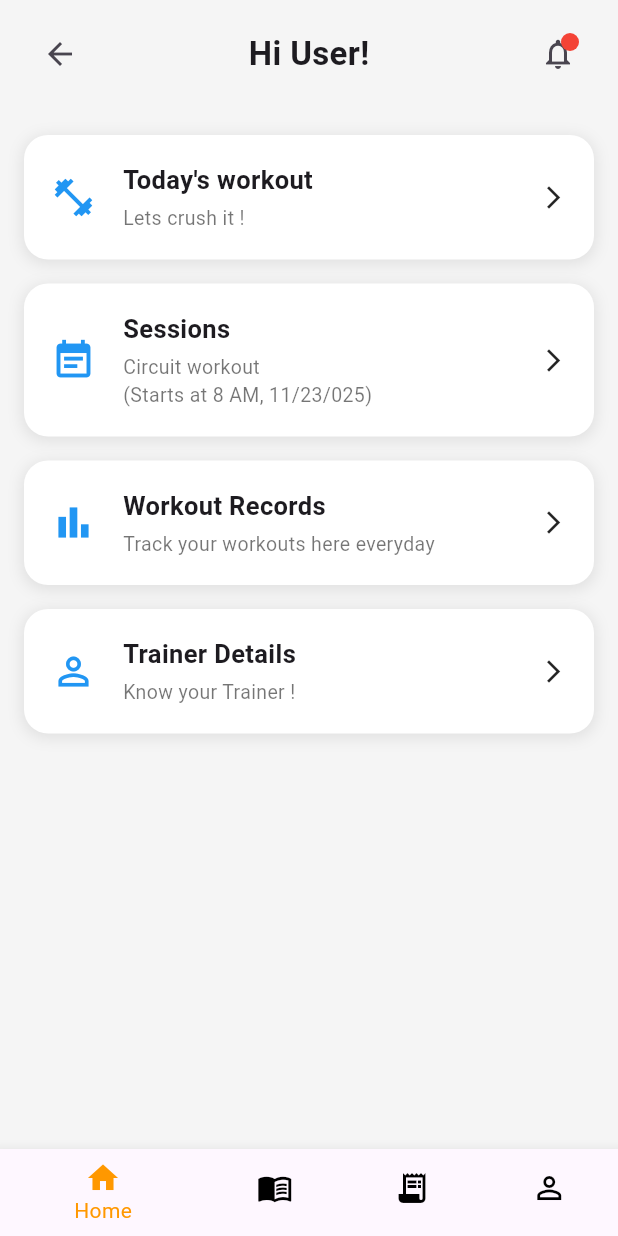
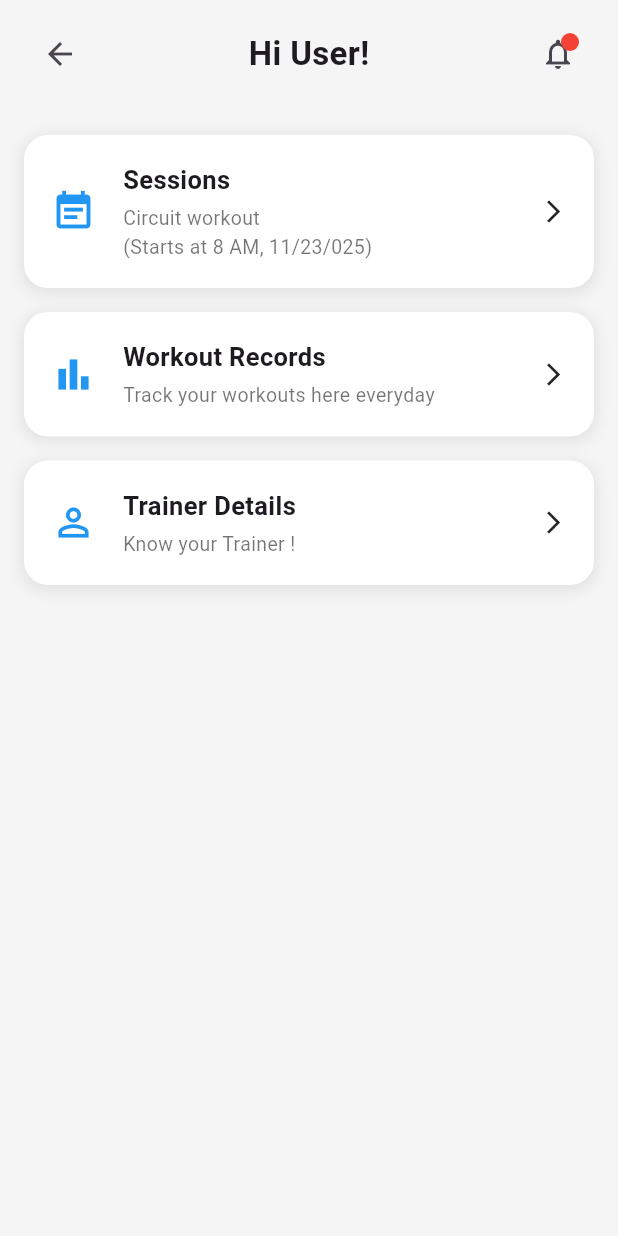
Before and after one commit to Pras-hant-karki/nutrisphere_flutter, a Flutter app: the DashboardScreen screen opened by its route, on a phone screen of 412 x 824 dp. Run offline on Flutter 3.47's test engine with Material 3 defaults, Android fonts, the phone set to English and light mode, and no system bars; our stand-ins replace flutter_svg.

Commit message:
Navigation setup for bottom icons

```diff
--- a/lib/screens/bottom_screens/fitness_guide_screen.dart
+++ b/lib/screens/bottom_screens/fitness_guide_screen.dart
@@ -6,7 +6,7 @@ class FitnessGuideScreen extends StatelessWidget {
   @override
   Widget build(BuildContext context) {
     return SizedBox.expand(
-      child: Center(child: Text("Fitness Guide Screen")),
+      child: Center(child: Text("Fitness guide Screen")),
     );
   }
 }
--- a/lib/screens/dashboard_screen.dart
+++ b/lib/screens/dashboard_screen.dart
@@ -1,8 +1,4 @@
 import 'package:flutter/material.dart';
-import 'package:nutrisphere_flutter/screens/bottom_screens/appointment_screen.dart';
-import 'package:nutrisphere_flutter/screens/bottom_screens/fitness_guide_screen.dart';
-import 'package:nutrisphere_flutter/screens/bottom_screens/home_screen.dart';
-import 'package:nutrisphere_flutter/screens/bottom_screens/profile_screen.dart';
 
 class DashboardScreen extends StatefulWidget {
   const DashboardScreen({super.key});
@@ -12,39 +8,28 @@ class DashboardScreen extends StatefulWidget {
 }
 
 class _DashboardScreenState extends State<DashboardScreen> {
-  int selectedIndex = 0;
-
-  final List<Widget> lstBottomScreen = [
-    const HomeScreen(),
-    const FitnessGuideScreen(),
-    const AppointmentScreen(),
-    const ProfileScreen(),
-  ];
 
   @override
   Widget build(BuildContext context) {
+    return _buildDashboardUI(context);
+  }
+
+  // dashboard UI
+  Widget _buildDashboardUI(BuildContext context) {
     return Scaffold(
       backgroundColor: const Color(0xFFF5F5F5),
-
-
-      // TOP APP BAR SECTION
-
       body: SafeArea(
         child: Column(
           children: [
-            // Top Row (Avatar + Text + Notification)
             Padding(
               padding: const EdgeInsets.symmetric(horizontal: 16, vertical: 12),
               child: Row(
                 mainAxisAlignment: MainAxisAlignment.spaceBetween,
                 children: [
-
-                  // Back arrow
-                IconButton(
-                  onPressed: () => Navigator.pushReplacementNamed(context, "/login"),
-                icon: const Icon(Icons.arrow_back),
-                ),
-
+                  IconButton(
+                    onPressed: () => Navigator.pushReplacementNamed(context, "/login"),
+                    icon: const Icon(Icons.arrow_back),
+                  ),
                   const Text(
                     "Hi User!",
                     style: TextStyle(
@@ -52,17 +37,12 @@ class _DashboardScreenState extends State<DashboardScreen> {
                       fontWeight: FontWeight.w600,
                     ),
                   ),
-
-                  // Notification Icon
                   Stack(
                     children: [
-                      // Notification Icon
                       IconButton(
                         onPressed: () {},
                         icon: const Icon(Icons.notifications_none),
                       ),
-
-                      // Small red dot
                       Positioned(
                         right: 10,
                         top: 10,
@@ -73,12 +53,6 @@ class _DashboardScreenState extends State<DashboardScreen> {
                             color: Colors.red,
                             shape: BoxShape.circle,
                           ),
-                          child: const Center(
-                            child: Text(
-                              "",
-                              style: TextStyle(fontSize: 8, color: Colors.white),
-                            ),
-                          ),
                         ),
                       ),
                     ],
@@ -87,21 +61,11 @@ class _DashboardScreenState extends State<DashboardScreen> {
               ),
             ),
 
-
-            // cards
-
             Expanded(
               child: SingleChildScrollView(
                 child: Column(
                   children: [
                     const SizedBox(height: 10),
-
-                    dashboardCard(
-                      title: "Today's workout",
-                      subtitle: "Lets crush it !",
-                      onTap: () {},
-                      icon: Icons.fitness_center,
-                    ),
 
                     dashboardCard(
                       title: "Sessions",
@@ -132,41 +96,8 @@ class _DashboardScreenState extends State<DashboardScreen> {
           ],
         ),
       ),
-
-
-      // bottom navigation bar
-
-      bottomNavigationBar: BottomNavigationBar(
-        currentIndex: selectedIndex,
-        onTap: (index) {
-          setState(() {
-            selectedIndex = index;
-          });
-        },
-        selectedItemColor: Colors.orange,
-        unselectedItemColor: Colors.black,
-        items: const [
-          BottomNavigationBarItem(
-            icon: Icon(Icons.home),
-            label: "Home",
-          ),
-          BottomNavigationBarItem(
-            icon: Icon(Icons.menu_book_outlined),
-            label: "Fitness guide",
-          ),
-          BottomNavigationBarItem(
-            icon: Icon(Icons.receipt_long),
-            label: "App/Req",
-          ),
-          BottomNavigationBarItem(
-            icon: Icon(Icons.person_outline),
-            label: "Profile",
-          ),
-        ],
-      ),
     );
   }
-
 
   Widget dashboardCard({
     required String title,
@@ -194,16 +125,13 @@ class _DashboardScreenState extends State<DashboardScreen> {
           ),
           child: Row(
             children: [
-              // left icon
               Icon(
                 icon,
                 size: 30,
                 color: Colors.blue,
               ),
-
               const SizedBox(width: 18),
 
-              // title + subtitle
               Expanded(
                 child: Column(
                   crossAxisAlignment: CrossAxisAlignment.start,
```
Also changed, not shown: lib/screens/bottom_navigation_screen.dart (added, +64 -0 lines), lib/theme/theme_data.dart (added, +93 -0 lines), pubspec.yaml (+23 -4 lines), assets/fonts/Montserrat-Bold.ttf (added), assets/fonts/Montserrat-Italic.ttf (added), assets/fonts/Montserrat-LightItalic.ttf (added), assets/fonts/Montserrat-Regular.ttf (added), assets/fonts/OpenSans-Bold.ttf (added), assets/fonts/OpenSans-Italic.ttf (added), assets/fonts/OpenSans-Regular.ttf (added).
